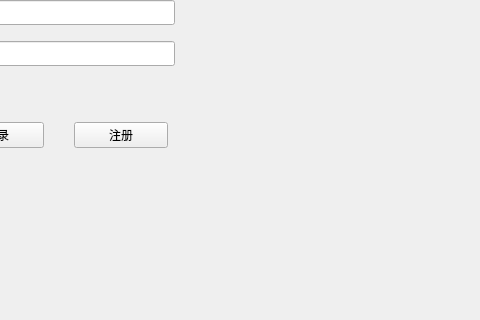
The window that ui/main.ui (zhaojingqian/db-lab-softwaremanager) describes before a commit, drawn with Qt 5; both pictures show x 370 to 850 and y 330 to 650 of the 850 by 650 pixel window.
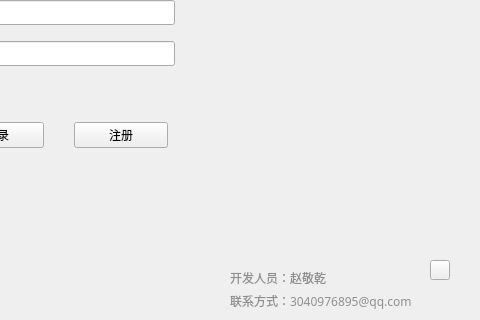
The same window after the commit.

```diff
--- a/ui/main.ui
+++ b/ui/main.ui
@@ -52,7 +52,7 @@
     <string>实验室软件管理系统</string>
    </property>
   </widget>
-  <widget class="QWidget" name="">
+  <widget class="QWidget" name="layoutWidget">
    <property name="geometry">
     <rect>
      <x>320</x>
@@ -104,7 +104,7 @@
     </item>
    </layout>
   </widget>
-  <widget class="QWidget" name="">
+  <widget class="QWidget" name="layoutWidget">
    <property name="geometry">
     <rect>
      <x>320</x>
@@ -133,6 +133,53 @@
     </item>
    </layout>
   </widget>
+  <widget class="QLabel" name="label">
+   <property name="geometry">
+    <rect>
+     <x>600</x>
+     <y>600</y>
+     <width>131</width>
+     <height>16</height>
+    </rect>
+   </property>
+   <property name="styleSheet">
+    <string notr="true">color: rgb(143, 143, 143);
+font: 9pt &quot;微软雅黑&quot;;</string>
+   </property>
+   <property name="text">
+    <string>开发人员：赵敬乾</string>
+   </property>
+  </widget>
+  <widget class="QLabel" name="label_2">
+   <property name="geometry">
+    <rect>
+     <x>600</x>
+     <y>620</y>
+     <width>241</width>
+     <height>21</height>
+    </rect>
+   </property>
+   <property name="styleSheet">
+    <string notr="true">color: rgb(143, 143, 143);
+font: 9pt &quot;微软雅黑&quot;;</string>
+   </property>
+   <property name="text">
+    <string>联系方式：3040976895@qq.com</string>
+   </property>
+  </widget>
+  <widget class="QPushButton" name="pushButton">
+   <property name="geometry">
+    <rect>
+     <x>800</x>
+     <y>590</y>
+     <width>20</width>
+     <height>20</height>
+    </rect>
+   </property>
+   <property name="text">
+    <string/>
+   </property>
+  </widget>
  </widget>
  <resources/>
  <connections/>
```
